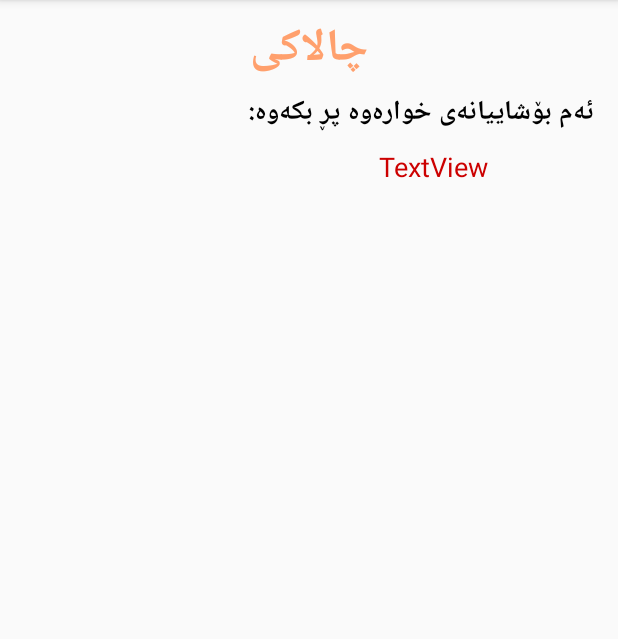
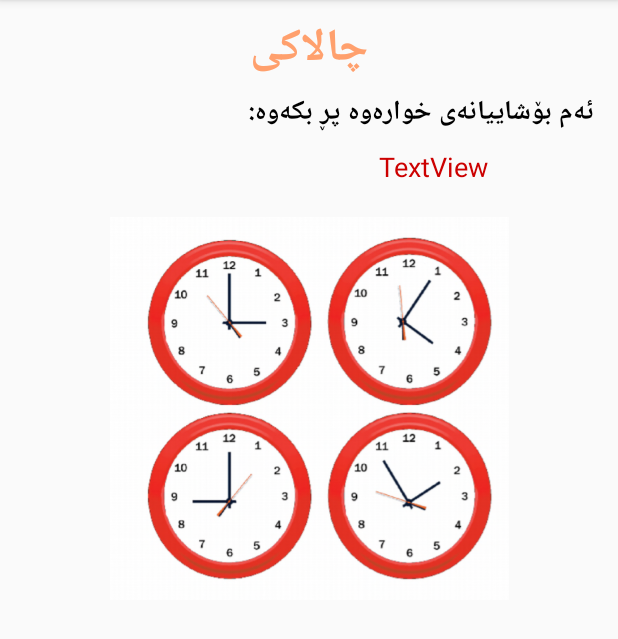
Before and after one commit to dekanako/kurdish, an Android app: the ChalakiActivity screen opened directly, with no data from a screen before it, on a phone screen of 412 x 824 dp, the part 84-723 px from its top. Run offline under Robolectric (Android 15) with nearby library versions, the light colour scheme and no system bars; 7 statements that could not run were skipped.

Commit message:
add hamu Chalakiakan ba rasmakany6awa

```diff
--- a/app/src/main/java/salahadin/software/com/kurdish/BabatActivity.java
+++ b/app/src/main/java/salahadin/software/com/kurdish/BabatActivity.java
@@ -38,7 +38,6 @@ public class BabatActivity extends AppCompatActivity
 
         mPage = getIntent().getIntExtra(Intent.EXTRA_INTENT,0);
         mBabat = BabatsProvider.getBabat(mPage);
-        System.out.println("TESTTT " + mPage);
 
         mNawyBabat = (TextView) findViewById(R.id.nawy_babat_view);
         mContentyBabat = (TextView)findViewById(R.id.content_view);
@@ -106,6 +105,7 @@ public class BabatActivity extends AppCompatActivity
                 }
                 else
                 {
+                    System.out.println("TESTTTT " + mBabat.getLaparayBabat());
                     Intent intent2 = new Intent(this,ChalakiActivity.class);
                     intent2.putExtra(EXTRA_INT,mBabat.getLaparayBabat());
                     intent2.putExtra(Intent.EXTRA_INTENT,item.getItemId());
--- a/app/src/main/java/salahadin/software/com/kurdish/ChalakiActivity.java
+++ b/app/src/main/java/salahadin/software/com/kurdish/ChalakiActivity.java
@@ -12,6 +12,7 @@ import android.os.Bundle;
 import android.view.LayoutInflater;
 import android.view.View;
 import android.view.ViewGroup;
+import android.widget.ImageView;
 import android.widget.TextView;
 
 import java.util.List;
@@ -26,16 +27,29 @@ public class ChalakiActivity extends AppCompatActivity
     private TextView mHintTextView;
     private RecyclerView mRahenanRecyclerView;
     private ChalakiAdapter mAdapter;
+    private ImageView imageView;
     @Override
     protected void onCreate(Bundle savedInstanceState)
     {
-        super.onCreate(savedInstanceState);
-        setContentView(R.layout.activity_chalaki);
-
         mPage = getIntent().getIntExtra(Intent.EXTRA_INTENT,0);
         mChalakiNumber = getIntent().getIntExtra("hello",0);
+        mChalaki = ChalakiakanLab.getInstance(this).getChalakiakan(mChalakiNumber).getmChalakiakan().get(mPage);
 
-        mChalaki = ChalakiakanLab.getInstance(this).getChalakiakan(mChalakiNumber).getmChalakiakan().get(mPage);
+        super.onCreate(savedInstanceState);
+
+        if (mChalaki.getmDrawable() == null)
+        {
+            setContentView(R.layout.activity_chalaki);
+        }
+        else
+        {
+            setContentView(R.layout.activity_special_chalaki);
+            imageView = findViewById(R.id.chalaki_wena);
+            imageView.setImageDrawable(mChalaki.getmDrawable());
+
+        }
+
+
 
         mChalakiTextView = findViewById(R.id.chalaki_id_title);
         mPrsyarTextView = findViewById(R.id.prsyar_chalaki_title_id);
@@ -49,11 +63,15 @@ public class ChalakiActivity extends AppCompatActivity
 
     private void initChalakiList()
     {
-        mRahenanRecyclerView = findViewById(R.id.list_chalaki);
-        mAdapter = new ChalakiAdapter(mChalaki.getmPrsyarakan());
-        mRahenanRecyclerView.setAdapter(mAdapter);
-        mRahenanRecyclerView.setLayoutManager(new LinearLayoutManager(this));
-        mRahenanRecyclerView.setHasFixedSize(true);
+        if (mChalaki.getmPrsyarakan() != null)
+        {
+
+            mRahenanRecyclerView = findViewById(R.id.list_chalaki);
+            mAdapter = new ChalakiAdapter(mChalaki.getmPrsyarakan());
+            mRahenanRecyclerView.setAdapter(mAdapter);
+            mRahenanRecyclerView.setLayoutManager(new LinearLayoutManager(this));
+            mRahenanRecyclerView.setHasFixedSize(true);
+        }
 
     }
 
--- /dev/null
+++ b/app/src/main/res/layout/activity_special_chalaki.xml
@@ -0,0 +1,82 @@
+<?xml version="1.0" encoding="utf-8"?>
+<androidx.constraintlayout.widget.ConstraintLayout
+    xmlns:android="http://schemas.android.com/apk/res/android"
+    xmlns:app="http://schemas.android.com/apk/res-auto"
+    xmlns:tools="http://schemas.android.com/tools"
+    android:layout_width="match_parent"
+    android:layout_height="match_parent"
+    tools:context=".RahenanActivity">
+
+    <TextView
+        android:id="@+id/chalaki_id_title"
+        android:layout_width="143dp"
+        android:layout_height="40dp"
+        android:layout_marginStart="8dp"
+        android:layout_marginTop="8dp"
+        android:layout_marginEnd="8dp"
+        android:layoutDirection="rtl"
+        android:text="چالاكی"
+        android:textAlignment="center"
+        android:textColor="@color/colorAccent"
+        android:textSize="30sp"
+        android:textStyle="bold"
+        app:layout_constraintEnd_toEndOf="parent"
+        app:layout_constraintStart_toStartOf="parent"
+        app:layout_constraintTop_toTopOf="parent" />
+
+    <TextView
+        android:id="@+id/prsyar_chalaki_title_id"
+        android:layout_width="wrap_content"
+        android:layout_height="wrap_content"
+        android:layout_marginStart="8dp"
+        android:layout_marginTop="12dp"
+        android:layout_marginEnd="8dp"
+        android:text="ئەم بۆشاییانەی خوارەوە پڕ بکەوە:"
+        android:textColor="@android:color/black"
+        android:textSize="18sp"
+        android:textStyle="bold"
+        app:layout_constraintEnd_toEndOf="parent"
+        app:layout_constraintHorizontal_bias="0.952"
+        app:layout_constraintStart_toStartOf="parent"
+        app:layout_constraintTop_toBottomOf="@+id/chalaki_id_title" />
+
+    <androidx.recyclerview.widget.RecyclerView
+        android:id="@+id/list_chalaki"
+        android:layout_width="0dp"
+        android:layout_height="0dp"
+        android:clipChildren="false"
+        android:clipToPadding="false"
+        app:layout_constraintBottom_toBottomOf="parent"
+        app:layout_constraintEnd_toEndOf="parent"
+        app:layout_constraintHorizontal_bias="0.0"
+        app:layout_constraintStart_toStartOf="parent"
+        app:layout_constraintTop_toBottomOf="@+id/chalaki_wena" />
+
+    <TextView
+        android:id="@+id/hint_chalaki_id"
+        android:layout_width="wrap_content"
+        android:layout_height="wrap_content"
+        android:layout_marginStart="8dp"
+        android:layout_marginTop="8dp"
+        android:layout_marginEnd="8dp"
+        android:text="TextView"
+        android:textColor="@android:color/holo_red_dark"
+        android:textSize="18sp"
+        app:layout_constraintEnd_toEndOf="parent"
+        app:layout_constraintStart_toStartOf="@+id/prsyar_chalaki_title_id"
+        app:layout_constraintTop_toBottomOf="@+id/prsyar_chalaki_title_id" />
+
+    <ImageView
+        android:id="@+id/chalaki_wena"
+        android:layout_width="266dp"
+        android:layout_height="282dp"
+        android:layout_marginStart="8dp"
+        android:layout_marginTop="8dp"
+        android:layout_marginEnd="8dp"
+        android:adjustViewBounds="true"
+        app:layout_constraintEnd_toEndOf="parent"
+        app:layout_constraintStart_toStartOf="parent"
+        app:layout_constraintTop_toBottomOf="@+id/hint_chalaki_id"
+        app:srcCompat="@drawable/chalaki_photo" />
+
+</androidx.constraintlayout.widget.ConstraintLayout>
```
Also changed, not shown: app/src/main/java/salahadin/software/com/kurdish/SpecialBabatActivity.java (+49 -28 lines), app/src/main/java/salahadin/software/com/kurdish/model/Chalaki/ChalakiakanLab.java (+28 -6 lines), app/src/main/res/drawable/special_chalaki_photo_animals.png (added), app/src/main/res/drawable/special_chalaki_photo_clock.png (added).
